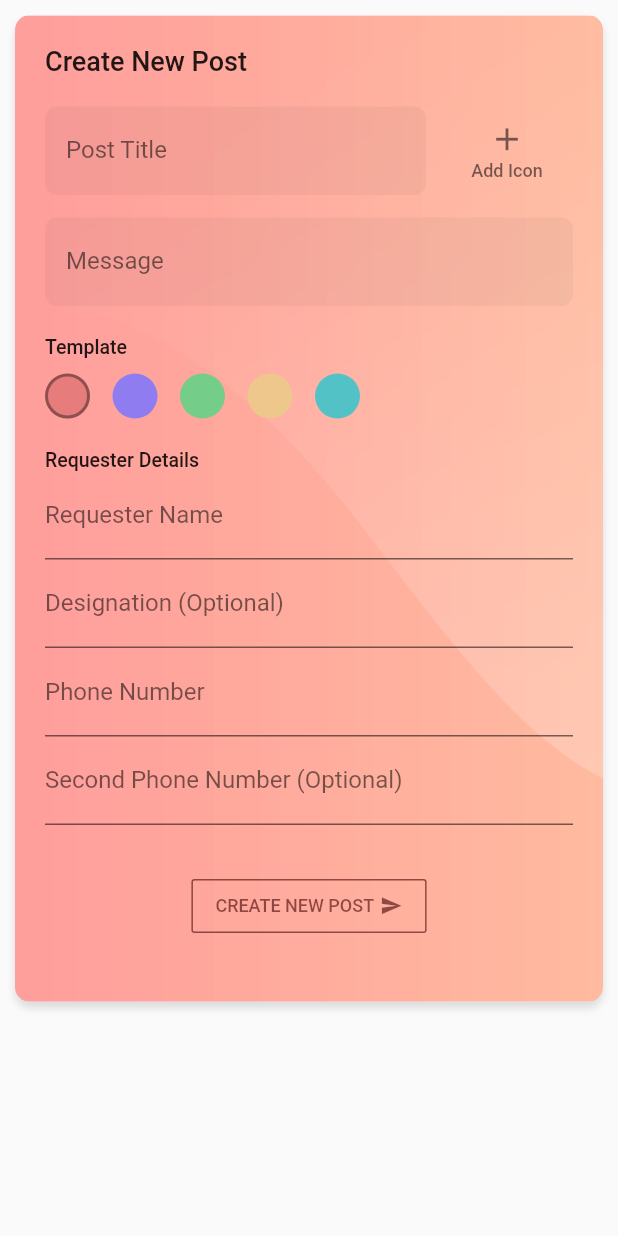
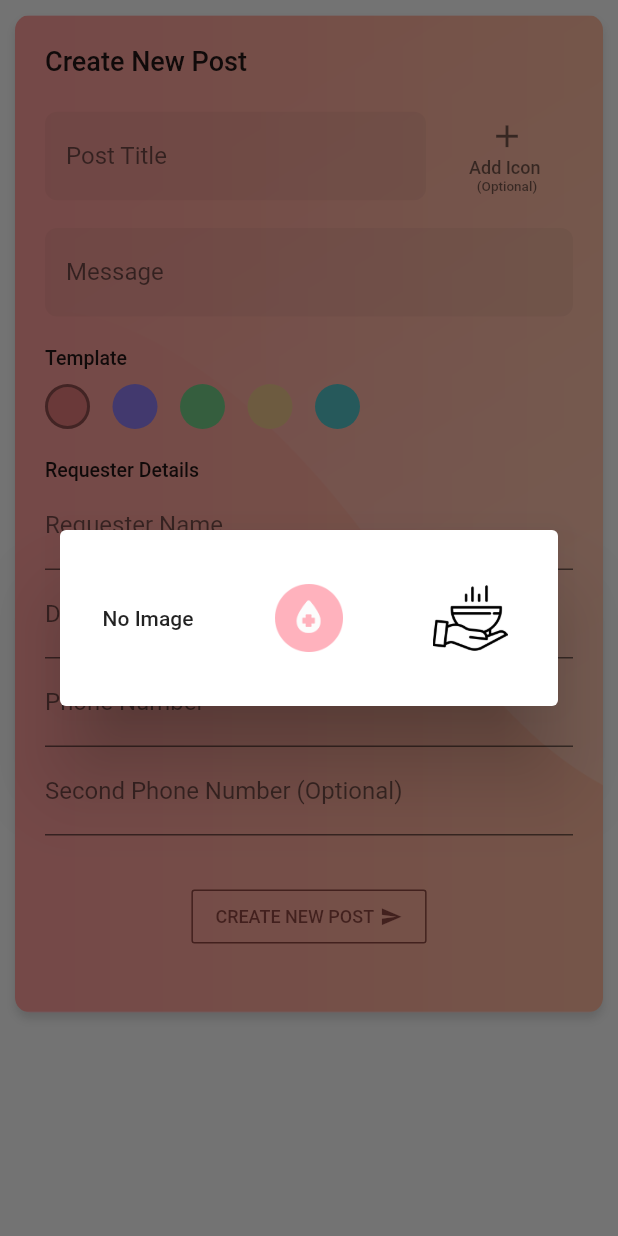
Before and after one commit to shameelsadaka/unfake, a Flutter app: the NewPostPage widget shown alone on an empty page, opened directly, after a tap on "Add Icon", on a phone screen of 412 x 824 dp. Run offline on Flutter 3.47's test engine with Material 2 defaults, Android fonts, the light colour scheme and no system bars; our stand-ins replace carousel_slider, firebase_auth, firebase_database, random_string; accounts and stored records are empty.

Commit message:
Added Icon Selector

```diff
--- a/lib/screens/NewPostPage.dart
+++ b/lib/screens/NewPostPage.dart
@@ -18,8 +18,20 @@ class _NewPostPageState extends State<NewPostPage> {
       new CardTemplate.yellowCard(),
       new CardTemplate.cyanCard(),
   ];
+  final String _iconsDirectory = 'assets/images/icons/';
+  final List<String> _cardIcons = [
+    'blood_icon_red.png',
+    'soup_icon.png'
+  ];
+
+
+  ///
+  /// Post Variables
+  ///
 
   CardTemplate _cardTemplate;
+  String _selectedIcon;
+
 
 
   final _formKey = GlobalKey<FormState>();
@@ -27,6 +39,7 @@ class _NewPostPageState extends State<NewPostPage> {
   @override void initState() {
     super.initState();
     _cardTemplate = _cardTemplates[0];
+    _selectedIcon = null;
   }
 
   void _createNewPost(){
@@ -109,16 +122,23 @@ class _NewPostPageState extends State<NewPostPage> {
                         ),
                         SizedBox(width: 10.0),
                         FlatButton(
-                          onPressed: (){
-                            // Display Icons
-                          },
-                          child: Column(
-                            children: <Widget>[
-                              Icon(Icons.add,size: 25,color: Colors.black54),
-                              SizedBox(height: 2),
-                              Text("Add Icon",style: TextStyle(color: Colors.black54,fontSize: 12))
-                            ],
-                          ),
+                          padding: EdgeInsets.symmetric(vertical: 7),
+                          onPressed: _showAllIcons,
+                          child:
+                            _selectedIcon == null ?
+                            Column(
+                              children: <Widget>[
+                                Icon(Icons.add,size: 25,color: Colors.black54),
+                                SizedBox(height: 2),
+                                Text("Add Icon ",style: TextStyle(color: Colors.black54,fontSize: 12)),
+                                Text("(Optional)",style: TextStyle(color: Colors.black54,fontSize: 9))
+                              ],
+                            )
+                            :
+                            Image.asset(
+                              (_iconsDirectory + _selectedIcon),
+                              width: 50.0,
+                            )
                         )
                       ],
                     ),
@@ -337,4 +357,49 @@ class _NewPostPageState extends State<NewPostPage> {
       ),
     );
   }
+  Future<void> _showAllIcons() async {
+    await showDialog(
+      context: context,
+      builder: (BuildContext context) {
+        return Dialog(
+          child: GridView.count(
+            primary: false,
+            padding: const EdgeInsets.all(10),
+            crossAxisSpacing: 10,
+            mainAxisSpacing: 5,
+            crossAxisCount: 3,
+            shrinkWrap: true,
+            children: List.from(
+              [
+              FlatButton(
+                  onPressed: () {
+                    setState(() {
+                      _selectedIcon = null;
+                    });
+                    Navigator.pop(context);
+                  },
+                  child:Text('No Image',textAlign: TextAlign.center),
+                )
+              ]
+            )..addAll(
+              _cardIcons.map((img)=>
+                FlatButton(
+                  onPressed: () {
+                    setState(() {
+                      _selectedIcon = img;
+                    });
+                    Navigator.pop(context);
+                  },
+                  child:Image.asset((_iconsDirectory + img),height: 50.0),
+                )
+              ).toList()
+            )
+
+          )
+        );
+      }
+    );
+
+  }
+
 }
```
